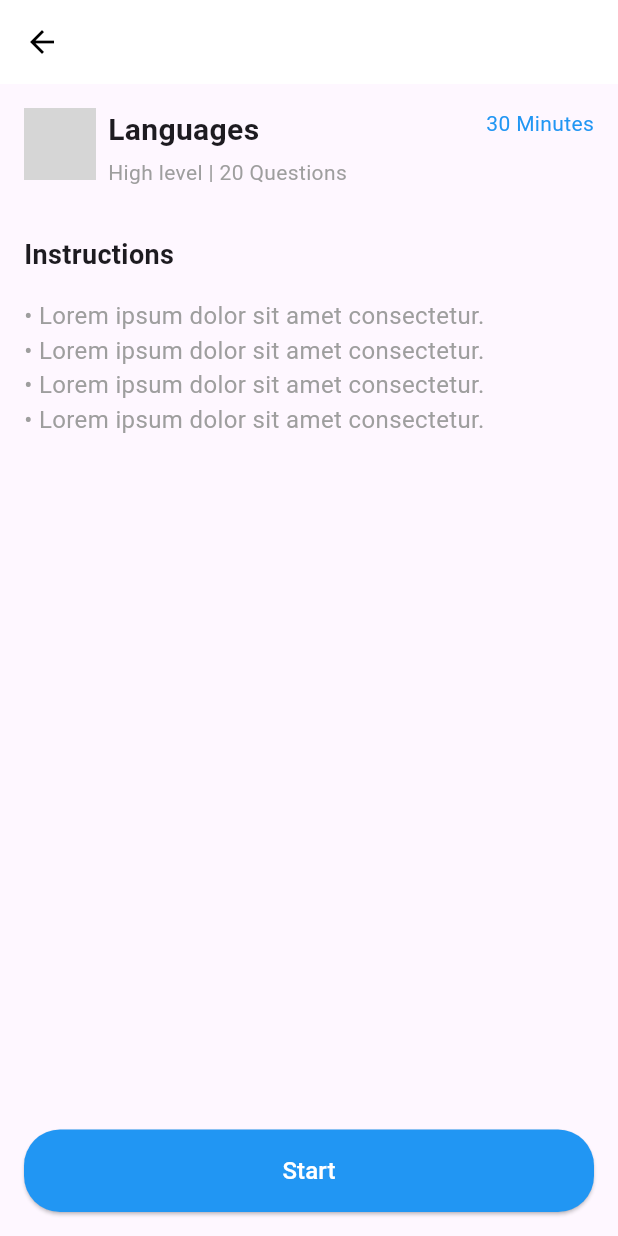
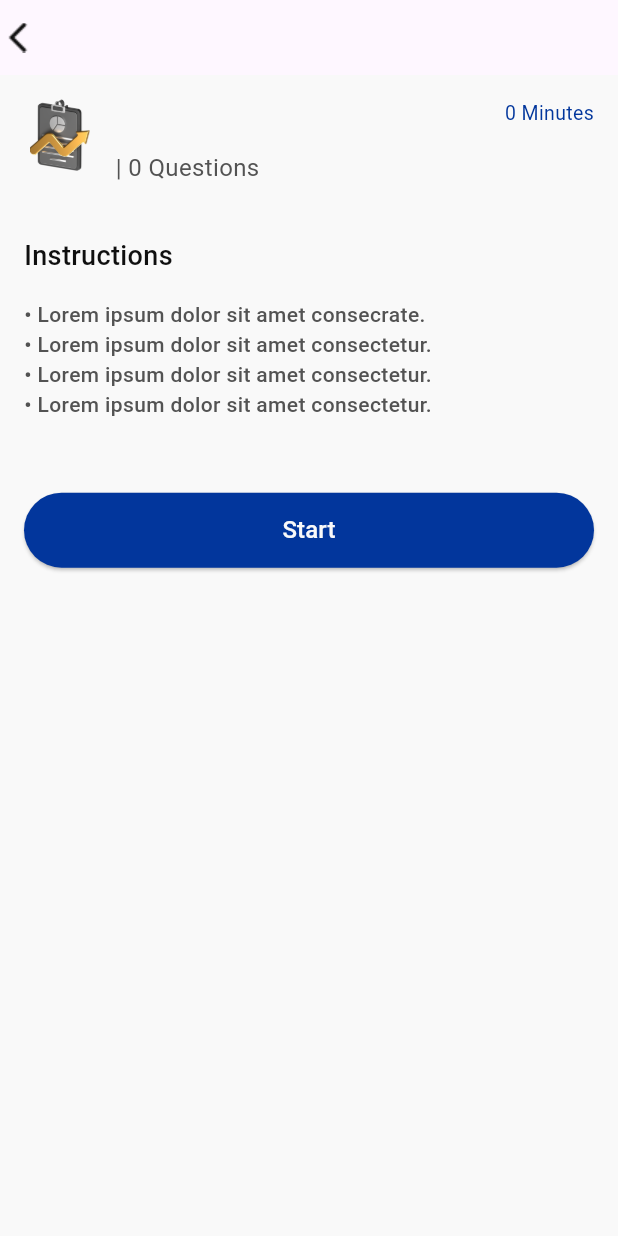
Before and after one commit to Marco-Nagy/online_exam, a Flutter app: the StartExamScreen screen opened directly with empty values, on a phone screen of 412 x 824 dp. Run offline on Flutter 3.47's test engine with Material 3 defaults, Android fonts, the light colour scheme and no system bars; our stand-ins replace bloc, dartz, dio, equatable, flutter_bloc, flutter_hooks and 7 more; accounts and stored records are empty; generated files the repository leaves out were written again; project files that could hold a hidden picture were left out; grey boxes are pictures that could not be loaded.

Commit message:
feat : start exam Screen

```diff
--- a/lib/core/routes/app_routes.dart
+++ b/lib/core/routes/app_routes.dart
@@ -11,8 +11,9 @@ import 'package:online_exam/features/auth/presentation/login/ViewModel/login_vie
 import 'package:online_exam/features/auth/presentation/login/screens/login_screen.dart';
 import 'package:online_exam/features/auth/presentation/register/ViewModel/register_cubit.dart';
 import 'package:online_exam/features/auth/presentation/register/screens/register_screen.dart';
+import 'package:online_exam/features/exam/domain/entities/exam.dart';
 import 'package:online_exam/features/exam/presentation/screens/exam_screen.dart';
-import 'package:online_exam/features/exam/presentation/start_exam_screen.dart';
+import 'package:online_exam/features/exam/presentation/screens/start_exam_screen.dart';
 import 'package:online_exam/features/exam/presentation/viewModel/exam_base_actions.dart';
 import 'package:online_exam/features/exam/presentation/viewModel/exam_cubit.dart';
 import 'package:online_exam/features/survey/presentation/screens/home_screen.dart';
@@ -69,7 +70,7 @@ class AppRoutes {
         ));
         case AppRoutes.startExam:
           return BaseRoute(
-              page: StartExamScreen(examId: args as String,));
+              page: StartExamScreen(item: args as Exam ,));
       case AppRoutes.home:
         return BaseRoute(
           page: HomeScreen(),
--- a/lib/core/styles/fonts/my_fonts.dart
+++ b/lib/core/styles/fonts/my_fonts.dart
@@ -69,6 +69,10 @@ class MyFonts {
     fontWeight: FontWeight.w600,
     fontSize: 18,
   );
+  static TextStyle styleSemiBold600_20 = const TextStyle(
+    fontWeight: FontWeight.w600,
+    fontSize: 20,
+  );
 
   static TextStyle styleBold700_12 = const TextStyle(
     fontWeight: FontWeight.w700,
--- /dev/null
+++ b/lib/features/exam/presentation/screens/start_exam_screen.dart
@@ -0,0 +1,102 @@
+import 'package:flutter/material.dart';
+import 'package:online_exam/core/styles/app_images.dart';
+import 'package:online_exam/core/styles/colors/my_colors.dart';
+import 'package:online_exam/core/styles/fonts/my_fonts.dart';
+import 'package:online_exam/core/utils/widgets/buttons/carved_button.dart';
+import 'package:online_exam/core/utils/widgets/custom_app_bar.dart';
+import 'package:online_exam/core/utils/widgets/spacing.dart';
+import 'package:online_exam/features/exam/domain/entities/exam.dart';
+
+class StartExamScreen extends StatelessWidget {
+  const StartExamScreen({super.key, required this.item});
+  final Exam item;
+
+  @override
+  build(BuildContext context) {
+    return Scaffold(
+      backgroundColor: MyColors.white,
+      appBar: const CustomAppBar(title: ''),
+      body: Padding(
+        padding: const EdgeInsets.all(16.0),
+        child: Column(
+          crossAxisAlignment: CrossAxisAlignment.start,
+          children: [
+            // Exam Header with Icon, Title, Level, Questions, and Duration
+            Row(
+              crossAxisAlignment: CrossAxisAlignment.start,
+              children: [
+                // Exam Icon
+                Image.asset(
+                  AppImages.examIco, // Replace with your image URL or AssetImage if using local assets
+                  width: 48,
+                  height: 48,
+                ),
+                 horizontalSpacing(8),
+                // Exam Title, Level, and Questions
+                 Expanded(
+                  child: Column(
+                    crossAxisAlignment: CrossAxisAlignment.start,
+                    children: [
+                      Text(
+                        item.title,
+                        style:MyFonts.styleSemiBold600_20.copyWith(color: MyColors.black),
+                      ),
+                      verticalSpacing( 4),
+                      Row(
+                        children: [
+                          Text(
+                            item.title,
+                            style:MyFonts.styleMedium500_18.copyWith(color: MyColors.gray)
+                          ),
+                          Text(
+                            ' | ',
+                            style:  MyFonts.styleRegular400_16.copyWith(color: MyColors.gray),
+                          ),
+                          Text(
+                            '${item.numberOfQuestions} Questions',
+                            style: MyFonts.styleRegular400_16.copyWith(color: MyColors.gray),
+                          ),
+                        ],
+                      ),
+                    ],
+                  ),
+                ),
+                // Exam Duration
+                 Text(
+                  '${item.duration} Minutes',
+                  style:  MyFonts.styleRegular400_13.copyWith(color: MyColors.blue),
+                ),
+              ],
+            ),
+            verticalSpacing(  32),
+
+            // Instructions Section
+             Text(
+              'Instructions',
+              style:  MyFonts.styleMedium500_18.copyWith(color: MyColors.black),
+            ),
+            verticalSpacing(  16),
+            // Instructions List
+             Text(
+              '• Lorem ipsum dolor sit amet consecrate.\n'
+                  '• Lorem ipsum dolor sit amet consectetur.\n'
+                  '• Lorem ipsum dolor sit amet consectetur.\n'
+                  '• Lorem ipsum dolor sit amet consectetur.',
+              style:  MyFonts.styleMedium500_14.copyWith(color: MyColors.gray),
+            ),
+
+            verticalSpacing(  48),
+            // Start Button
+        CurvedButton(
+          color: MyColors.blue,
+          title: 'Start',
+          onTap: () {
+          },
+        ),
+
+          ],
+        ),
+      ),
+    );
+  }
+}
--- a/lib/features/exam/presentation/start_exam_screen.dart
+++ /dev/null
@@ -1,124 +0,0 @@
-import 'package:flutter/material.dart';
-
-class StartExamScreen extends StatelessWidget {
-  const StartExamScreen({super.key, required this.examId});
-  final String examId;
-
-  @override
-  build(BuildContext context) {
-    return Scaffold(
-      appBar: AppBar(
-        backgroundColor: Colors.white,
-        elevation: 0,
-        leading: IconButton(
-          icon: const Icon(Icons.arrow_back, color: Colors.black),
-          onPressed: () {
-            Navigator.pop(context);
-          },
-        ),
-      ),
-      body: Padding(
-        padding: const EdgeInsets.all(16.0),
-        child: Column(
-          crossAxisAlignment: CrossAxisAlignment.start,
-          children: [
-            // Exam Header with Icon, Title, Level, Questions, and Duration
-            Row(
-              crossAxisAlignment: CrossAxisAlignment.start,
-              children: [
-                // Exam Icon
-                Image.network(
-                  'https://example.com/icon.png', // Replace with your image URL or AssetImage if using local assets
-                  width: 48,
-                  height: 48,
-                ),
-                const SizedBox(width: 8),
-                // Exam Title, Level, and Questions
-                Expanded(
-                  child: Column(
-                    crossAxisAlignment: CrossAxisAlignment.start,
-                    children: [
-                      const Text(
-                        'Languages',
-                        style: TextStyle(
-                          fontSize: 20,
-                          fontWeight: FontWeight.bold,
-                        ),
-                      ),
-                      const SizedBox(height: 4),
-                      Row(
-                        children: const [
-                          Text(
-                            'High level',
-                            style: TextStyle(fontSize: 14, color: Colors.grey),
-                          ),
-                          Text(
-                            ' | ',
-                            style: TextStyle(fontSize: 14, color: Colors.grey),
-                          ),
-                          Text(
-                            '20 Questions',
-                            style: TextStyle(fontSize: 14, color: Colors.grey),
-                          ),
-                        ],
-                      ),
-                    ],
-                  ),
-                ),
-                // Exam Duration
-                const Text(
-                  '30 Minutes',
-                  style: TextStyle(
-                    fontSize: 14,
-                    color: Colors.blue,
-                  ),
-                ),
-              ],
-            ),
-            const SizedBox(height: 32),
-
-            // Instructions Section
-            const Text(
-              'Instructions',
-              style: TextStyle(
-                fontSize: 18,
-                fontWeight: FontWeight.bold,
-              ),
-            ),
-            const SizedBox(height: 16),
-            // Instructions List
-            const Text(
-              '• Lorem ipsum dolor sit amet consectetur.\n'
-                  '• Lorem ipsum dolor sit amet consectetur.\n'
-                  '• Lorem ipsum dolor sit amet consectetur.\n'
-                  '• Lorem ipsum dolor sit amet consectetur.',
-              style: TextStyle(fontSize: 16, color: Colors.grey),
-            ),
-            const Spacer(),
-
-            // Start Button
-            SizedBox(
-              width: double.infinity,
-              child: ElevatedButton(
-                onPressed: () {
-                  // Add navigation or function here
-                },
-                style: ElevatedButton.styleFrom(
-                  backgroundColor: Colors.blue,
-                  shape: RoundedRectangleBorder(
-                    borderRadius: BorderRadius.circular(24.0),
-                  ),
-                  padding: const EdgeInsets.symmetric(vertical: 16),
-                ),
-                child: const Text(
-                  'Start',
-                  style: TextStyle(fontSize: 16, color: Colors.white),
-                ),
-              ),
-            ),
-          ],
-        ),
-      ),
-    );
-  }
-}
--- a/lib/features/exam/presentation/widgets/exam_card_item.dart
+++ b/lib/features/exam/presentation/widgets/exam_card_item.dart
@@ -19,7 +19,7 @@ class ExamCardItem extends StatelessWidget {
   Widget build(BuildContext context) {
     return InkWell(
       onTap: () {
-        context.pushNamed(AppRoutes.startExam,arguments: item.id);
+        context.pushNamed(AppRoutes.startExam,arguments: item);
       },
       child: Card(
         color: MyColors.white,
```
Also changed, not shown: pubspec.lock.
